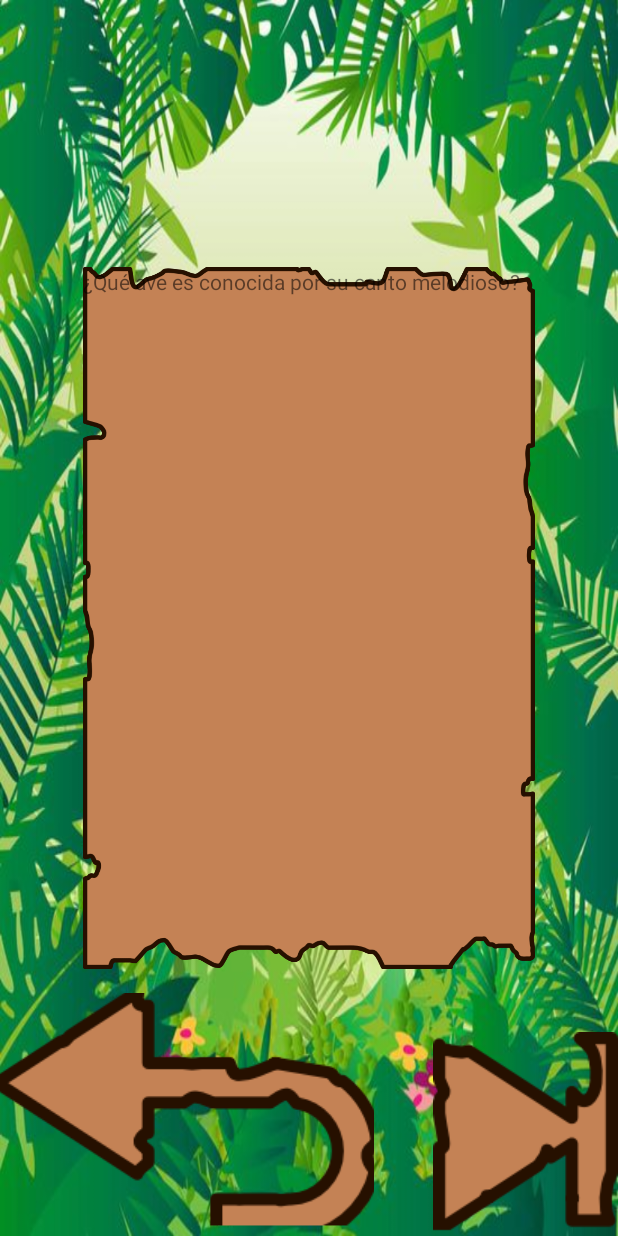
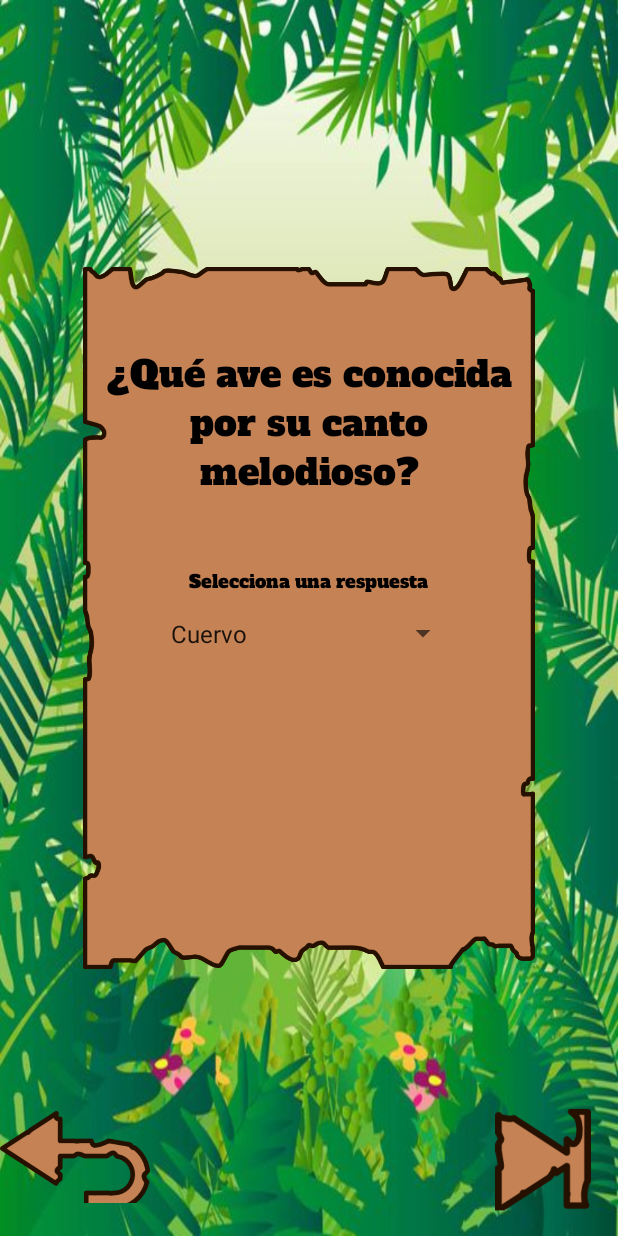
Before and after one commit to Z4RCO/Practica1Moviles, an Android app: the fragment Pregunta3 placed in its activity, on a phone screen of 412 x 824 dp. Run offline under Robolectric (Android 15) with nearby library versions, the phone set to English and light mode, and no system bars.

Commit message:
Pregunta3 acabada. Detalles de diseño

```diff
--- a/app/src/main/java/com/example/practica1/MainActivity.java
+++ b/app/src/main/java/com/example/practica1/MainActivity.java
@@ -56,10 +56,9 @@ public class MainActivity extends AppCompatActivity {
 
         ActivityOptions options = ActivityOptions.makeSceneTransitionAnimation(this);
         Intent intent = new Intent(this, PreguntasActivity.class);
-        startActivity(intent,options.toBundle());
         intent.putExtra("musica",activo);
         if(musica.isPlaying())musica.pause();
-        startActivity(intent);
+        startActivity(intent, options.toBundle());
 
     }
 
--- a/app/src/main/java/com/example/practica1/Pregunta3.java
+++ b/app/src/main/java/com/example/practica1/Pregunta3.java
@@ -7,58 +7,77 @@ import androidx.fragment.app.Fragment;
 import android.view.LayoutInflater;
 import android.view.View;
 import android.view.ViewGroup;
-
-/**
- * A simple {@link Fragment} subclass.
- * Use the {@link Pregunta3#newInstance} factory method to
- * create an instance of this fragment.
- */
+import android.widget.ArrayAdapter;
+import android.widget.RadioButton;
+import android.widget.RadioGroup;
+import android.widget.Spinner;
+import android.widget.Toast;
 public class Pregunta3 extends Fragment {
 
-    // TODO: Rename parameter arguments, choose names that match
-    // the fragment initialization parameters, e.g. ARG_ITEM_NUMBER
-    private static final String ARG_PARAM1 = "param1";
-    private static final String ARG_PARAM2 = "param2";
+    /**
+     * Referencia al Spinner del Fragment
+     */
+    private Spinner spinner;
 
-    // TODO: Rename and change types of parameters
-    private String mParam1;
-    private String mParam2;
+    /**
+     * Referencia a la View del Fragment
+     */
+    private View view;
 
     public Pregunta3() {
-        // Required empty public constructor
+
     }
 
-    /**
-     * Use this factory method to create a new instance of
-     * this fragment using the provided parameters.
-     *
-     * @param param1 Parameter 1.
-     * @param param2 Parameter 2.
-     * @return A new instance of fragment Pregunta3.
-     */
-    // TODO: Rename and change types and number of parameters
-    public static Pregunta3 newInstance(String param1, String param2) {
-        Pregunta3 fragment = new Pregunta3();
-        Bundle args = new Bundle();
-        args.putString(ARG_PARAM1, param1);
-        args.putString(ARG_PARAM2, param2);
-        fragment.setArguments(args);
-        return fragment;
-    }
+
 
     @Override
     public void onCreate(Bundle savedInstanceState) {
         super.onCreate(savedInstanceState);
-        if (getArguments() != null) {
-            mParam1 = getArguments().getString(ARG_PARAM1);
-            mParam2 = getArguments().getString(ARG_PARAM2);
-        }
     }
+
+
+
 
     @Override
     public View onCreateView(LayoutInflater inflater, ViewGroup container,
                              Bundle savedInstanceState) {
         // Inflate the layout for this fragment
-        return inflater.inflate(R.layout.fragment_pregunta3, container, false);
+        View view = inflater.inflate(R.layout.fragment_pregunta3, container, false);
+        this.spinner = view.findViewById(R.id.spinner);
+        this.view = view;
+
+
+        ArrayAdapter<CharSequence> adapter = ArrayAdapter.createFromResource(this.getContext(), R.array.tus_elementos, android.R.layout.simple_spinner_item);
+        adapter.setDropDownViewResource(android.R.layout.simple_spinner_dropdown_item);
+        spinner.setAdapter(adapter);
+
+        return view;
+    }
+
+    /**
+     * Método que comprueba si la respuesta elegida es correcta.
+     * Muestra un popup en función del resultado
+     */
+    public void comprobarRespuesta(){
+        String respuestaSeleccionada = (String)spinner.getSelectedItem();
+        if(respuestaSeleccionada == null){
+            Toast.makeText(getActivity(), "Respuesta incorrecta", Toast.LENGTH_SHORT).show();
+            PreguntasActivity a = (PreguntasActivity)getActivity();
+            if(a != null)a.incorrecto();
+            return;
+        }
+
+        String respuestaCorrecta = "Ruiseñor";
+
+        if (respuestaSeleccionada.equals(respuestaCorrecta)) {
+            Toast.makeText(getActivity(),"¡Respuesta correcta!", Toast.LENGTH_SHORT).show();
+            PreguntasActivity a = (PreguntasActivity)getActivity();
+            if(a != null)a.correcto();
+        } else {
+            Toast.makeText(getActivity(), "Respuesta incorrecta", Toast.LENGTH_SHORT).show();
+            PreguntasActivity a = (PreguntasActivity)getActivity();
+            if(a != null)a.incorrecto();
+        }
+
     }
 }
--- a/app/src/main/java/com/example/practica1/PreguntasActivity.java
+++ b/app/src/main/java/com/example/practica1/PreguntasActivity.java
@@ -86,6 +86,7 @@ public class PreguntasActivity extends AppCompatActivity {
                 t.replace(R.id.fragmentContainerView,p3).commit();
                 break;
             case 3:
+                p3.comprobarRespuesta();
                 t.replace(R.id.fragmentContainerView,p4).commit();
                 break;
             case 4:
--- a/app/src/main/res/layout/activity_preguntas.xml
+++ b/app/src/main/res/layout/activity_preguntas.xml
@@ -9,12 +9,13 @@
 
     <ImageButton
         android:id="@+id/Volver"
-        android:layout_width="249dp"
-        android:layout_height="162dp"
+        android:layout_width="100dp"
+        android:layout_height="100dp"
         android:adjustViewBounds="true"
         android:background="#00FFFFFF"
         android:contentDescription="@string/buttonVolver"
         android:onClick="volver"
+        android:scaleType="centerInside"
         android:src="@drawable/volver"
         app:layout_constraintBottom_toBottomOf="parent"
         app:layout_constraintEnd_toEndOf="parent"
@@ -40,12 +41,15 @@
 
     <ImageButton
         android:id="@+id/siguiente"
-        android:layout_width="wrap_content"
-        android:layout_height="wrap_content"
+        android:layout_width="100dp"
+        android:layout_height="100dp"
         android:adjustViewBounds="true"
         android:background="#00FFFFFF"
         android:contentDescription="@string/buttonSiguiente"
         android:onClick="next"
+        android:scaleType="centerInside"
+        android:scaleX="0.7"
+        android:scaleY="0.7"
         android:src="@drawable/siguiente"
         app:layout_constraintBottom_toBottomOf="parent"
         app:layout_constraintEnd_toEndOf="parent"
--- a/app/src/main/res/layout/fragment_pregunta2.xml
+++ b/app/src/main/res/layout/fragment_pregunta2.xml
@@ -14,8 +14,12 @@
         android:layout_width="wrap_content"
         android:layout_height="wrap_content"
         android:layout_marginTop="50dp"
+        android:fontFamily="@font/alfa_slab_one"
+        android:paddingLeft="5sp"
+        android:paddingRight="5sp"
         android:text="@string/p2"
         android:textAlignment="center"
+        android:textColor="@color/black"
         android:textSize="24sp"
         app:layout_constraintEnd_toEndOf="parent"
         app:layout_constraintHorizontal_bias="0.5"
--- a/app/src/main/res/layout/fragment_pregunta3.xml
+++ b/app/src/main/res/layout/fragment_pregunta3.xml
@@ -1,16 +1,46 @@
 <?xml version="1.0" encoding="utf-8"?>
-<FrameLayout xmlns:android="http://schemas.android.com/apk/res/android"
+<RelativeLayout xmlns:android="http://schemas.android.com/apk/res/android"
     xmlns:tools="http://schemas.android.com/tools"
     android:layout_width="match_parent"
     android:layout_height="match_parent"
     android:background="@drawable/fondoquest"
+    android:orientation="vertical"
     tools:context=".Pregunta3">
 
 
     <TextView
         android:id="@+id/textView2"
-        android:layout_width="match_parent"
-        android:layout_height="match_parent"
-        android:text="@string/p3" />
+        android:layout_width="wrap_content"
+        android:layout_height="wrap_content"
+        android:layout_alignParentTop="true"
+        android:layout_marginTop="50sp"
+        android:fontFamily="@font/alfa_slab_one"
+        android:paddingLeft="5sp"
+        android:paddingRight="5sp"
+        android:text="@string/p3"
+        android:textAlignment="center"
+        android:textColor="@color/black"
+        android:textSize="24sp" />
 
-</FrameLayout>
+    <Spinner
+        android:id="@+id/spinner"
+        android:layout_width="200sp"
+        android:layout_height="50sp"
+        android:layout_below="@+id/textView2"
+        android:layout_centerHorizontal="true"
+        android:layout_centerVertical="false"
+        android:layout_marginTop="66dp" />
+
+    <TextView
+        android:id="@+id/eligeRespuesta"
+        android:layout_width="wrap_content"
+        android:layout_height="wrap_content"
+        android:layout_below="@+id/textView2"
+        android:layout_centerHorizontal="true"
+        android:layout_marginTop="45dp"
+        android:fontFamily="@font/alfa_slab_one"
+        android:text="@string/respuesta"
+        android:textColor="@color/black"
+        android:textSize="12sp" />
+
+</RelativeLayout>
--- a/app/src/main/res/values/strings.xml
+++ b/app/src/main/res/values/strings.xml
@@ -3,6 +3,7 @@
     <string name="puntosText">Puntuación: </string>
     <string name="titulo">Wild Quest</string>
     <string name="puntos">0</string>
+    <string name="respuesta">Selecciona una respuesta</string>
 
 
 
@@ -40,10 +41,12 @@
     <!--Pregunta 3-->
     <string name="p3">¿Qué ave es conocida por su canto melodioso?</string>
 
-    <string name="r31">Cuervo</string>
-    <string name="r32">Gorrión</string>
-    <string name="r33">Ruiseñor</string> <!--Correcta-->
-    <string name="r34">Tucán</string>
+    <string-array name="tus_elementos">
+        <item>Cuervo</item>
+        <item>Gorrión</item>
+        <item>Ruiseñor</item><!--Correcta-->
+        <item>Tucán</item>
+    </string-array>
 
 
 
@@ -64,4 +67,6 @@
     <string name="r53">Salamandra</string>
     <string name="r54">Tortuga</string>
 
+
+
 </resources>
--- a/app/src/main/res/values/themes.xml
+++ b/app/src/main/res/values/themes.xml
@@ -8,7 +8,7 @@
 
         <item name="android:windowEnterTransition">@android:transition/explode</item>
         <item name="android:windowExitTransition">@android:transition/explode</item>
-        <item name="android:duration">7000</item>
+        <item name="android:duration">2000</item>
 
     </style>
 
```
Also changed, not shown: app/src/main/res/layout/fragment_pregunta1.xml (+21 -8 lines), app/src/main/res/layout/fragment_pregunta4.xml (+22 -8 lines), app/src/main/res/layout/fragment_pregunta5.xml (+7 -1 lines).
